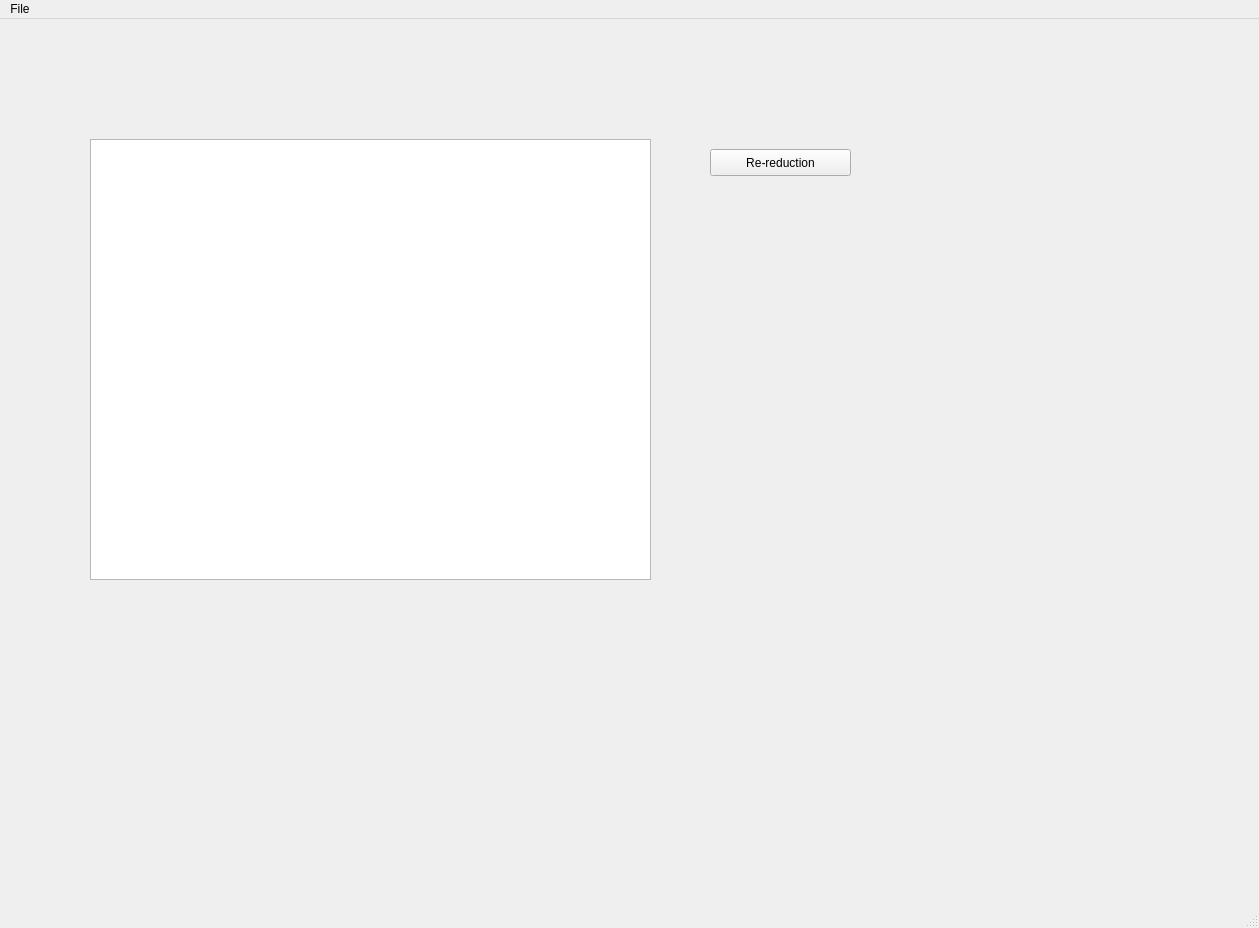
First picture: the form in designer/texturereductionsetupwindow.ui, repository neutrons/PyRS, before the edit.
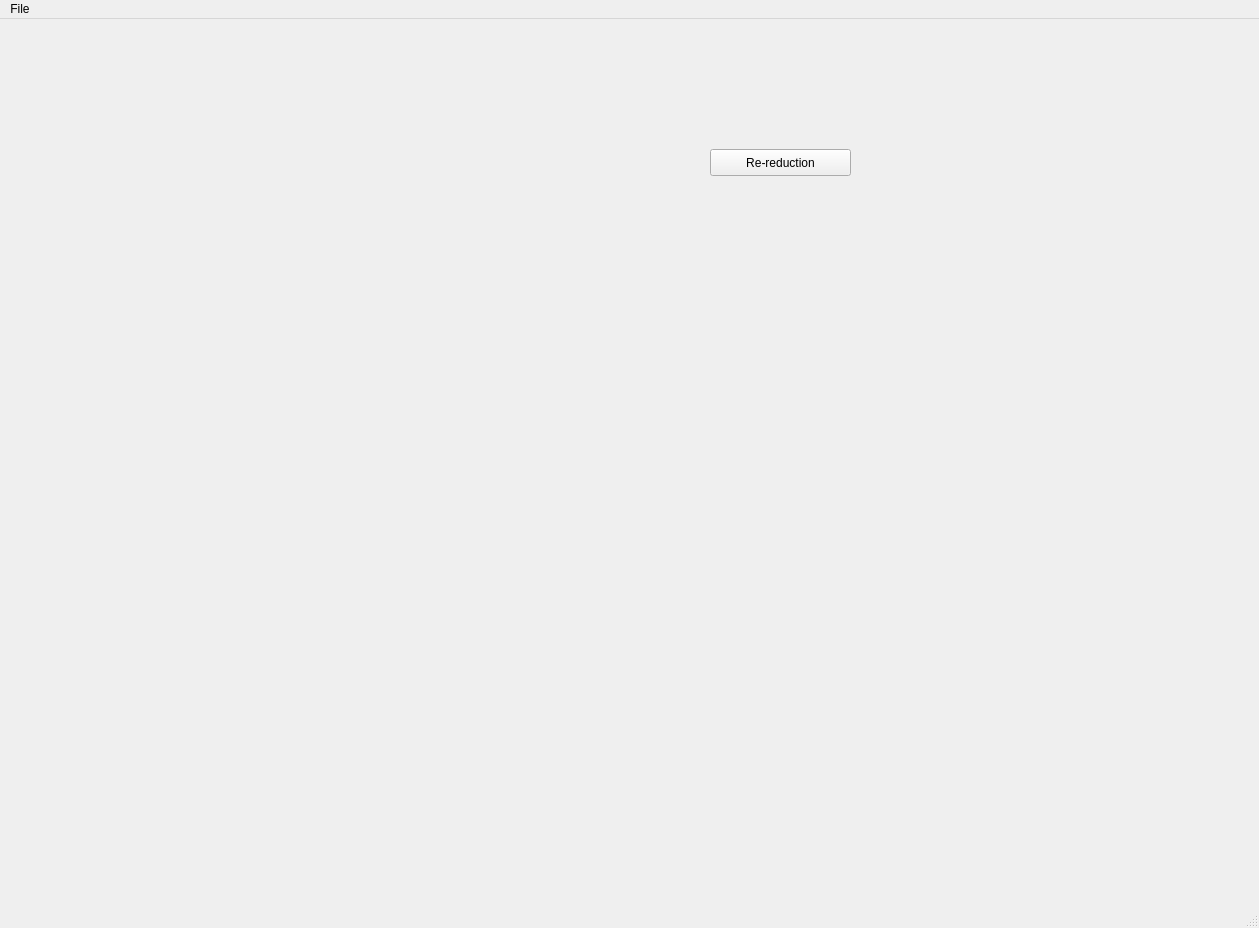
Second picture: the form after the edit.

Commit message: Refs #63. Replaced promoted widgets by QFrame and implemented general promot widget method.

What changed in the file:
```diff
--- a/designer/texturereductionsetupwindow.ui
+++ b/designer/texturereductionsetupwindow.ui
@@ -14,7 +14,7 @@
    <string>MainWindow</string>
   </property>
   <widget class="QWidget" name="centralwidget">
-   <widget class="QGraphicsView" name="graphicsView">
+   <widget class="QFrame" name="graphicsView_frame">
     <property name="geometry">
      <rect>
       <x>90</x>
```
The commit also changes 11 other files.
